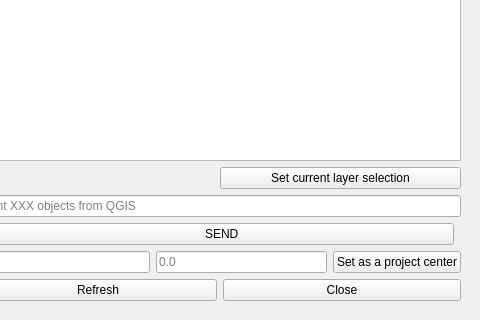
First picture: the form in ui/speckle_qgis_dialog_base.ui, repository specklesystems/speckle-qgis, before the edit; both pictures show x 95 to 575 and y 331 to 651 of the 575 by 651 pixel window.
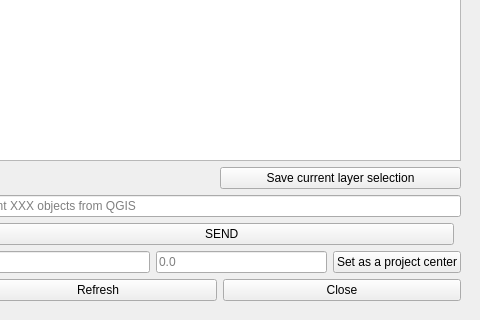
Second picture: the form after the edit.

What changed in the file:
```diff
--- a/ui/speckle_qgis_dialog_base.ui
+++ b/ui/speckle_qgis_dialog_base.ui
@@ -174,7 +174,7 @@
                   <bool>true</bool>
                 </property>
                 <property name="text">
-                  <string>Set current layer selection</string>
+                  <string>Save current layer selection</string>
                 </property>
               </widget>
             </item>
```
